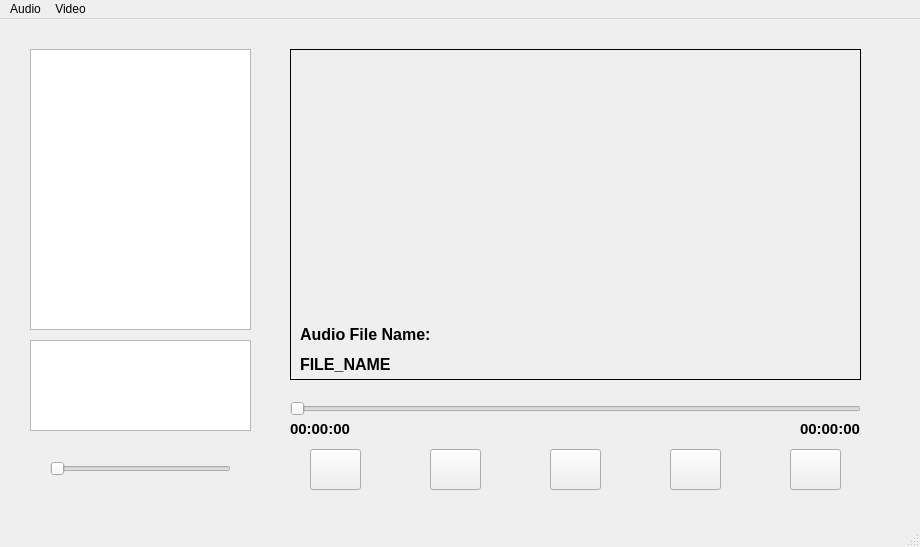
First picture: the form in mainwindow.ui, repository VictorManuelLopezHenao/ProyectoFinal, before the edit.
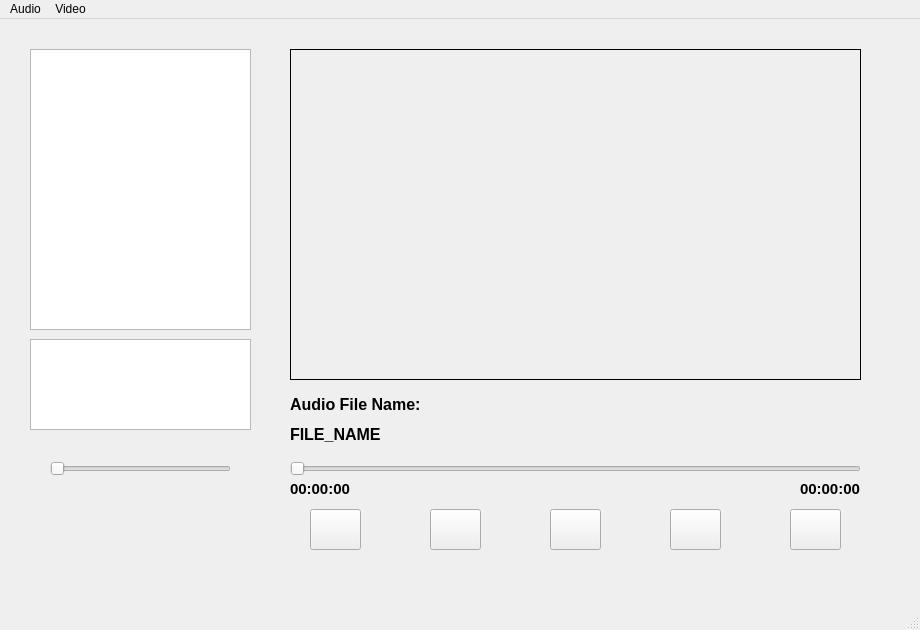
Second picture: the form after the edit.

What changed in the file:
```diff
--- a/mainwindow.ui
+++ b/mainwindow.ui
@@ -7,7 +7,7 @@
     <x>0</x>
     <y>0</y>
     <width>920</width>
-    <height>547</height>
+    <height>630</height>
    </rect>
   </property>
   <property name="windowTitle">
@@ -32,50 +32,12 @@
     <property name="title">
      <string/>
     </property>
-    <widget class="QLabel" name="label_Title_File_Name">
-     <property name="geometry">
-      <rect>
-       <x>10</x>
-       <y>270</y>
-       <width>201</width>
-       <height>31</height>
-      </rect>
-     </property>
-     <property name="font">
-      <font>
-       <pointsize>12</pointsize>
-       <bold>true</bold>
-      </font>
-     </property>
-     <property name="text">
-      <string>Audio File Name: </string>
-     </property>
-    </widget>
-    <widget class="QLabel" name="label_Value_File_Fame">
-     <property name="geometry">
-      <rect>
-       <x>10</x>
-       <y>300</y>
-       <width>561</width>
-       <height>31</height>
-      </rect>
-     </property>
-     <property name="font">
-      <font>
-       <pointsize>12</pointsize>
-       <bold>true</bold>
-      </font>
-     </property>
-     <property name="text">
-      <string>FILE_NAME</string>
-     </property>
-    </widget>
    </widget>
    <widget class="QSlider" name="horizontalSlide_DurationV">
     <property name="geometry">
      <rect>
       <x>290</x>
-      <y>380</y>
+      <y>440</y>
       <width>571</width>
       <height>20</height>
      </rect>
@@ -88,7 +50,7 @@
     <property name="geometry">
      <rect>
       <x>290</x>
-      <y>400</y>
+      <y>460</y>
       <width>71</width>
       <height>20</height>
      </rect>
@@ -107,7 +69,7 @@
     <property name="geometry">
      <rect>
       <x>800</x>
-      <y>400</y>
+      <y>460</y>
       <width>71</width>
       <height>20</height>
      </rect>
@@ -126,7 +88,7 @@
     <property name="geometry">
      <rect>
       <x>550</x>
-      <y>430</y>
+      <y>490</y>
       <width>51</width>
       <height>41</height>
      </rect>
@@ -139,7 +101,7 @@
     <property name="geometry">
      <rect>
       <x>430</x>
-      <y>430</y>
+      <y>490</y>
       <width>51</width>
       <height>41</height>
      </rect>
@@ -152,7 +114,7 @@
     <property name="geometry">
      <rect>
       <x>790</x>
-      <y>430</y>
+      <y>490</y>
       <width>51</width>
       <height>41</height>
      </rect>
@@ -165,7 +127,7 @@
     <property name="geometry">
      <rect>
       <x>670</x>
-      <y>430</y>
+      <y>490</y>
       <width>51</width>
       <height>41</height>
      </rect>
@@ -178,7 +140,7 @@
     <property name="geometry">
      <rect>
       <x>310</x>
-      <y>430</y>
+      <y>490</y>
       <width>51</width>
       <height>41</height>
      </rect>
@@ -214,12 +176,50 @@
     <property name="geometry">
      <rect>
       <x>30</x>
-      <y>321</y>
+      <y>320</y>
       <width>221</width>
       <height>91</height>
      </rect>
     </property>
    </widget>
+   <widget class="QLabel" name="label_Title_File_Name">
+    <property name="geometry">
+     <rect>
+      <x>290</x>
+      <y>370</y>
+      <width>201</width>
+      <height>31</height>
+     </rect>
+    </property>
+    <property name="font">
+     <font>
+      <pointsize>12</pointsize>
+      <bold>true</bold>
+     </font>
+    </property>
+    <property name="text">
+     <string>Audio File Name: </string>
+    </property>
+   </widget>
+   <widget class="QLabel" name="label_Value_File_Name">
+    <property name="geometry">
+     <rect>
+      <x>290</x>
+      <y>400</y>
+      <width>561</width>
+      <height>31</height>
+     </rect>
+    </property>
+    <property name="font">
+     <font>
+      <pointsize>12</pointsize>
+      <bold>true</bold>
+     </font>
+    </property>
+    <property name="text">
+     <string>FILE_NAME</string>
+    </property>
+   </widget>
   </widget>
   <widget class="QMenuBar" name="menubar">
    <property name="geometry">
```
Left out of the diff: 2 changed lines with no effect on the pictures.
